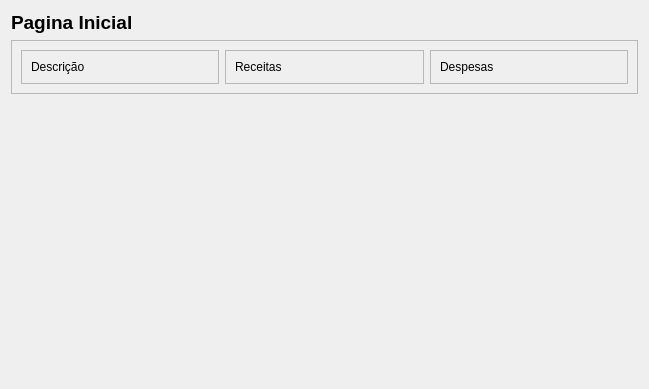
Before: the Qt Designer form view/home.ui in PedroGregori/Sistema_Financeiro_Pessoal--SENAC_BA-2022, drawn with Qt 5.
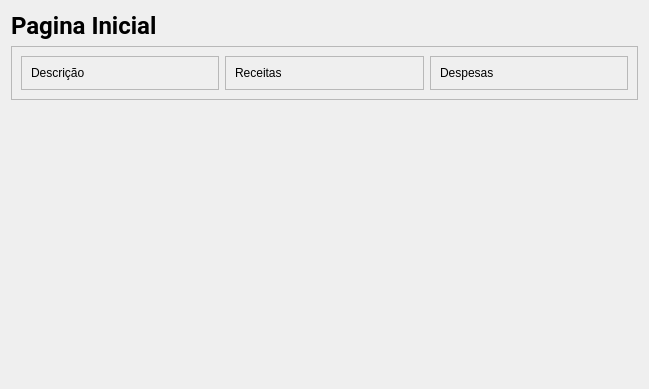
After: the same form once the commit is applied.

```diff
--- a/view/home.ui
+++ b/view/home.ui
@@ -21,8 +21,9 @@
     <widget class="QLabel" name="label">
      <property name="font">
       <font>
-       <family>Segoe UI</family>
-       <pointsize>14</pointsize>
+       <family>Roboto</family>
+       <pointsize>18</pointsize>
+       <weight>75</weight>
        <bold>true</bold>
       </font>
      </property>
```
